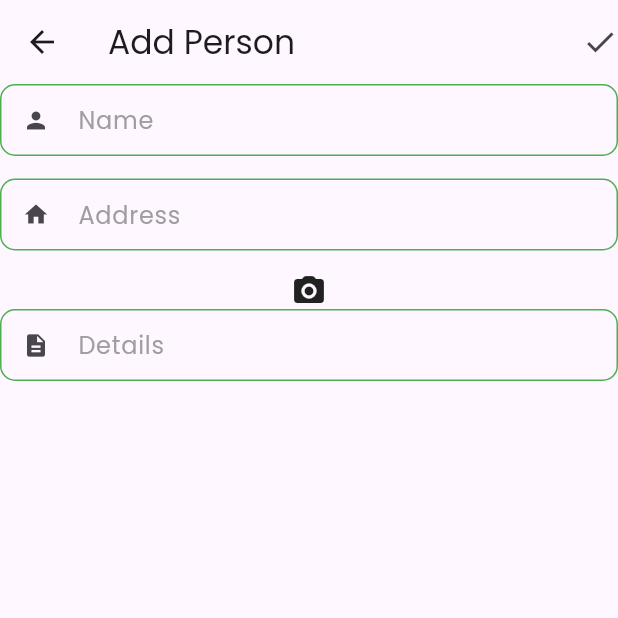
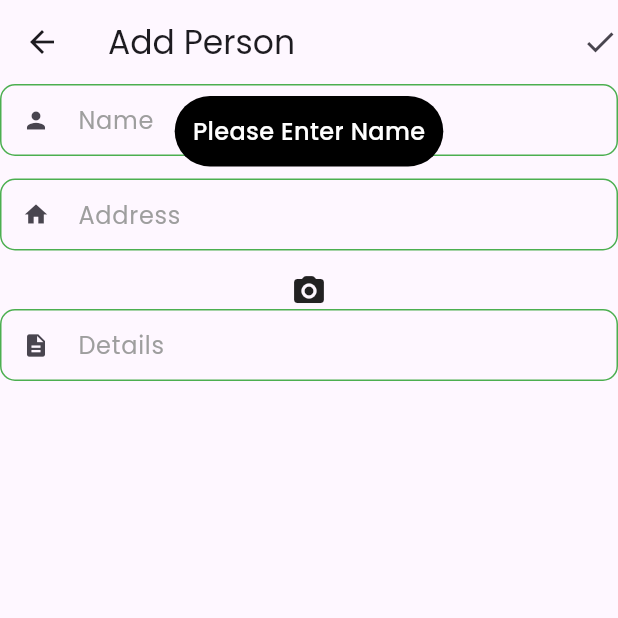
Before and after one commit to TheLameOne/udhaari, a Flutter app: the AddPerson screen opened directly, after a tap on the "check" icon, on a phone screen of 412 x 824 dp, the top half of it. Run offline on Flutter 3.47's test engine with Material 3 defaults, Android fonts, the phone set to English and light mode, and no system bars; our stand-ins replace cloud_firestore, firebase_core, firebase_storage, fluttertoast, google_fonts, image_picker and 1 more; missing offline and left inert: dart:ffi; accounts and stored records are empty.

Commit message:
added string validator in addPerson Screen

```diff
--- a/lib/screens/AddPerson.dart
+++ b/lib/screens/AddPerson.dart
@@ -26,7 +26,7 @@ class _AddPersonState extends State<AddPerson> {
   var details = '';
   String imageURL = '';
   late Reference imagepath;
-  late XFile filepath;
+  XFile? filepath = null;
 
   @override
   Widget build(BuildContext context) {
@@ -34,36 +34,39 @@ class _AddPersonState extends State<AddPerson> {
       appBar: AppBar(
         actions: [
           InkWell(
-              onTap: () {
-                print(name);
-                print(address);
-                print(filepath.path);
+              onTap: () async {
+                if (name.isEmpty) {
+                  errorToast("Please Enter Name", context);
+                  return;
+                }
+                if (address.isEmpty) {
+                  errorToast("Please Enter Address", context);
+                  return;
+                }
+                try {
+                  await imagepath.putFile(File(filepath!.path));
+                  print(filepath!.path);
+                  imageURL = await imagepath.getDownloadURL();
+                } catch (error) {
+                  print(error.toString());
+                }
+                FirebaseFirestore.instance
+                    .collection('users')
+                    .doc(phoneNumber)
+                    .collection('persons')
+                    // .where('phoneNumber', isEqualTo: phoneNumber)
+                    .add({
+                      //Data added in the form of a dictionary into the document.
+                      'name': name,
+                      'address': address,
+                      'netamount': 0,
+                      'imageURL': imageURL,
+                    })
+                    .then((value) => print("Data Added"))
+                    .catchError((error) => print("Data not Added"));
+                successToast("Person Added Successfully", context);
+                Navigator.pop(context);
               },
-              // async {
-              //   try {
-              //     await imagepath.putFile(File(filepath.path));
-              //     print(filepath.path);
-              //     imageURL = await imagepath.getDownloadURL();
-              //   } catch (error) {
-              //     print(error.toString());
-              //   }
-              //   FirebaseFirestore.instance
-              //       .collection('users')
-              //       .doc(phoneNumber)
-              //       .collection('persons')
-              //       // .where('phoneNumber', isEqualTo: phoneNumber)
-              //       .add({
-              //         //Data added in the form of a dictionary into the document.
-              //         'name': name,
-              //         'address': address,
-              //         'netamount': 0,
-              //         'imageURL': imageURL,
-              //       })
-              //       .then((value) => print("Data Added"))
-              //       .catchError((error) => print("Data not Added"));
-              //   successToast("Person Added Successfully", context);
-              //   Navigator.pop(context);
-              // },
               child: Icon(Icons.check))
         ],
         title: Text("Add Person"),
@@ -131,3 +134,5 @@ class _AddPersonState extends State<AddPerson> {
     );
   }
 }
+
+void _validate(String name) {}
```
